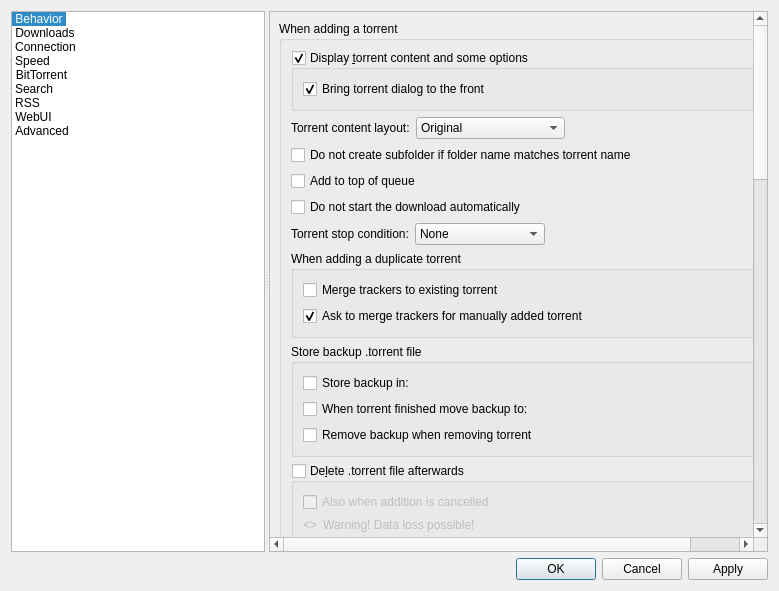
HASJ/qBittorrent, file src/gui/optionsdialog.ui: the form before one commit.
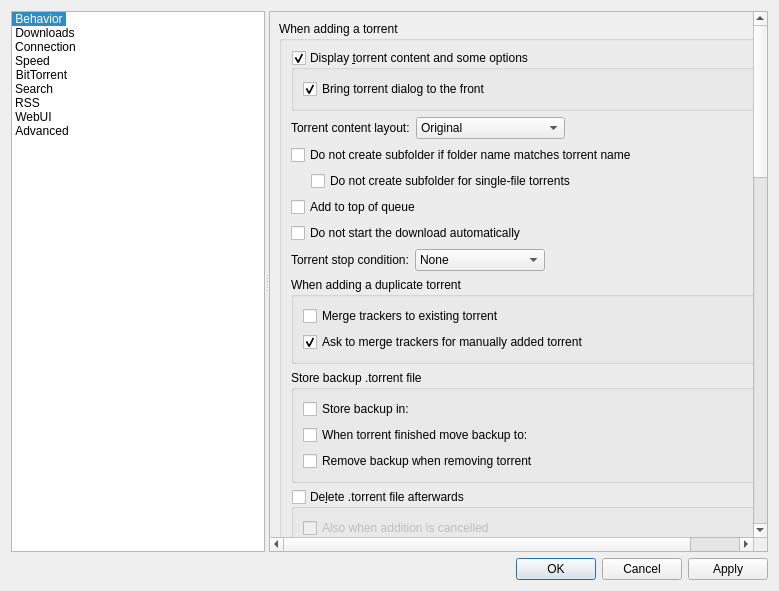
The form after the commit. The open tabs and pages were chosen to show the change. Icons and pictures are not drawn. Custom widgets are drawn as their Qt base class.

Commit message:
Extend subfolder avoidance to single-file torrents
Add a sub-option to "Do not create subfolder if folder name matches
torrent name" to support single-file torrents and torrents structured as
a single file inside a folder.

When enabled:
- Automatically select NoSubfolder layout and strip root folder.
- Use the file's name including extension as the display name.
- Renaming the torrent in the Transfer List immediately renames the
  file on disk without moving storage to the default save path.
- Renaming the file in the Content tab synchronizes the torrent name.

The edit to the form file:
```diff
--- a/src/gui/optionsdialog.ui
+++ b/src/gui/optionsdialog.ui
@@ -1066,6 +1066,23 @@
                  </property>
                 </widget>
                </item>
+               <item>
+                <layout class="QHBoxLayout" name="horizontalLayoutAvoidSubfolderForSingleFiles">
+                 <property name="leftMargin">
+                  <number>20</number>
+                 </property>
+                 <item>
+                  <widget class="QCheckBox" name="checkAvoidSubfolderForSingleFiles">
+                   <property name="toolTip">
+                    <string>For torrents containing only a single file (even if enclosed in a folder), do not create a subfolder and use the file name as the torrent name.</string>
+                   </property>
+                   <property name="text">
+                    <string>Do not create subfolder for single-file torrents</string>
+                   </property>
+                  </widget>
+                 </item>
+                </layout>
+               </item>
                <item>
                 <widget class="QCheckBox" name="checkAddToQueueTop">
                  <property name="toolTip">
```
The commit also changes 11 other files.
